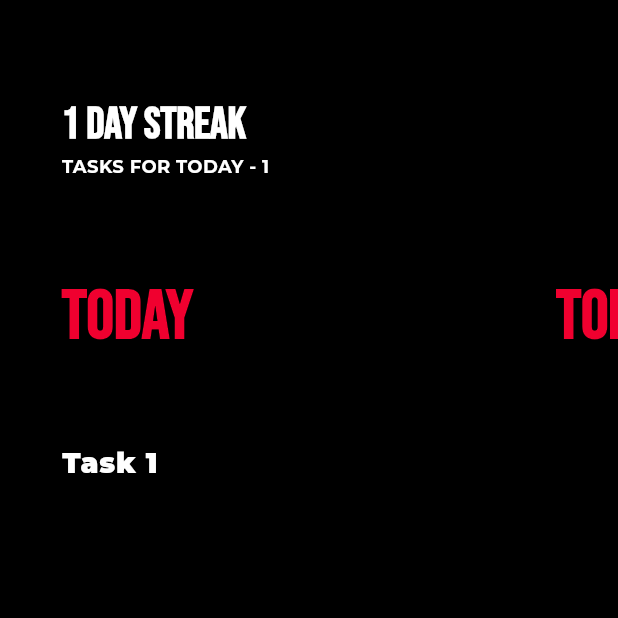
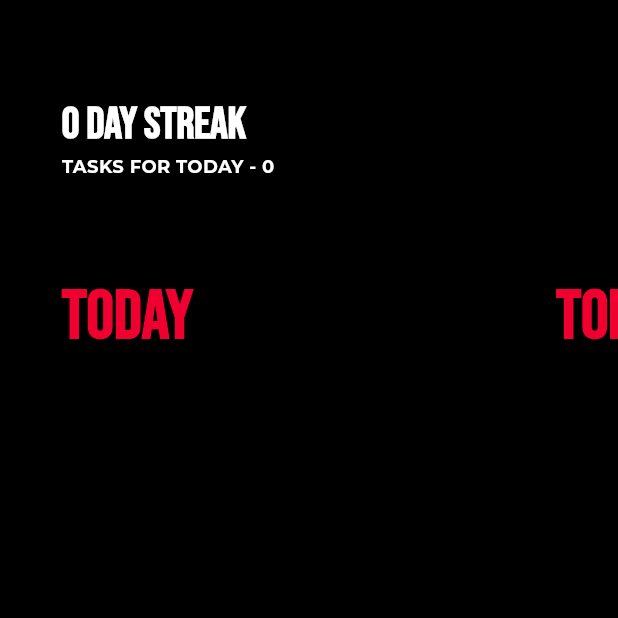
Before and after one commit to vamsi-krishna-kodimela/minimalist-to-do-app-flutter, a Flutter app: the screen it shows after launch, on a phone screen of 412 x 824 dp, the top half of it. Run offline on Flutter 3.47's test engine with Material 3 defaults, Android fonts, the light colour scheme and no system bars; our stand-ins replace google_fonts, sqflite; accounts and stored records are empty.

Commit message:
Integrated create screen with providers and style changes

```diff
--- a/lib/main.dart
+++ b/lib/main.dart
@@ -2,5 +2,6 @@ import 'package:do_it/screens/root.dart';
 import 'package:flutter/material.dart';
 
 void main() {
+
   runApp(const Root());
 }
--- a/lib/screens/root.dart
+++ b/lib/screens/root.dart
@@ -62,6 +62,11 @@ class Root extends StatelessWidget {
                   fontSize: 9.6,
                 ),
           ),
+          textSelectionTheme: TextSelectionThemeData(
+            cursorColor: kAccentColor,
+            selectionHandleColor: kAccentColor,
+            selectionColor: kAccentColor.withOpacity(0.4),
+          ),
         ),
         home: const HomeScreen(),
       ),
--- a/lib/shared/models/task_model.dart
+++ b/lib/shared/models/task_model.dart
@@ -1,11 +1,9 @@
-import 'package:uuid/uuid.dart';
+class Task {
+  int _id;
 
-class Task {
-  String _id;
+  int get id => _id;
 
-  String get id => _id;
-
-  set id(String value) {
+  set id(int value) {
     _id = value;
   }
 
@@ -28,11 +26,19 @@ class Task {
   bool isCompleted;
 
   Task({
-    String? id,
+    int? id,
     required String title,
     required String scheduledOn,
     this.isCompleted = false,
-  })  : _id = id ?? const Uuid().v1(),
+  })  : _id = id ?? DateTime.now().microsecondsSinceEpoch,
         _title = title,
         _scheduledOn = DateTime.parse(scheduledOn);
+
+  toMap() {
+    return {
+      "title": title,
+      "scheduledOn": scheduledOn.toString(),
+      "isCompleted": isCompleted ? 1 : 0
+    };
+  }
 }
--- a/lib/shared/providers/date_provider.dart
+++ b/lib/shared/providers/date_provider.dart
@@ -14,7 +14,7 @@ class DateProvider with ChangeNotifier {
   }
 
   appendNextDate() {
-    days.add(DateTime.now().add(Duration(days: days.length)));
+    days.add(days.last.add(Duration(days: 1)));
   }
 
   updateCurrentDate(int index) {
@@ -34,14 +34,14 @@ class DateProvider with ChangeNotifier {
   }
 
   String getDaysForDisplay(DateTime date) {
-    final dateDiff = date.day - days[0].day;
-    switch (dateDiff) {
+    final dateDiff = date.difference(days[0]);
+    switch (dateDiff.inDays) {
       case 0:
         return "Today";
       case 1:
         return "Tomorrow";
       default:
-        final formatter = DateFormat("dd MMM");
+        final formatter = DateFormat("dd MMM yy");
         return formatter.format(date);
     }
   }
--- a/lib/shared/providers/task_provider.dart
+++ b/lib/shared/providers/task_provider.dart
@@ -1,37 +1,32 @@
+import 'package:do_it/shared/services/sqflite_service.dart';
 import 'package:flutter/material.dart';
+import 'package:sqflite/sqflite.dart';
 
 import '../models/task_model.dart';
 
 class Tasks with ChangeNotifier {
-  List<Task> tasks = [
-    Task(
-      scheduledOn: DateTime.now().toString(),
-      title: "Task 1",
-    ),
-    Task(
-      scheduledOn: DateTime.now().add(Duration(days: 1)).toString(),
-      title: "Task 20",
-    ),
-    Task(
-      scheduledOn: DateTime.now().add(Duration(days: 1)).toString(),
-      title: "Task 21",
-    ),
-    Task(
-      scheduledOn: DateTime.now().add(Duration(days: 2)).toString(),
-      title: "Task 3",
-    ),
-    Task(
-      scheduledOn: DateTime.now().add(Duration(days: 3)).toString(),
-      title: "Task 3",
-    ),
-    Task(
-      scheduledOn: DateTime.now().add(Duration(days: 3)).toString(),
-      title: "Task 4",
-    ),
-  ];
+  List<Task> tasks = [];
+  late Database db;
 
-  saveTask(Task task) {
+  Tasks() {
+    SQFLiteService.initialize().then((db) {
+      this.db = db;
+      SQFLiteService.getAllTasks(db).then((value) {
+        print(value);
+        tasks = [...value];
+        notifyListeners();
+      });
+    });
+  }
+
+  Future<void> saveTask(Task task) async {
+    final isNew = !tasks.any((element) => element.id == task.id);
     tasks.removeWhere((Task elem) => elem.id == task.id);
+    if (isNew) {
+      task = await SQFLiteService.insert(db, task);
+    } else {
+      await SQFLiteService.update(db, task);
+    }
     tasks.add(task);
     notifyListeners();
   }
@@ -52,8 +47,8 @@ class Tasks with ChangeNotifier {
     return getTasksByDate(date).length;
   }
 
-  toggleStatus(Task task) {
+  Future<void> toggleStatus(Task task) async{
     task.isCompleted = !task.isCompleted;
-    saveTask(task);
+    await saveTask(task);
   }
 }
--- a/lib/shared/services/sqflite_service.dart
+++ b/lib/shared/services/sqflite_service.dart
@@ -1,3 +1,67 @@
-class SQFLiteService{
+import 'package:do_it/shared/models/task_model.dart';
+import 'package:sqflite/sqflite.dart';
 
+class SQFLiteService {
+  static Future<Database> initialize() async {
+    return await openDatabase(
+      'do_it_app.db',
+      version: 1,
+      onCreate: (Database db, int version) async {
+        await createTable(db);
+      },
+    );
+  }
+
+  static Future createTable(Database db) async {
+    await db.execute(
+        'CREATE TABLE Tasks (id integer primary key autoincrement, title text not null, scheduledOn TEXT, isCompleted integer not null)');
+  }
+
+  static Future<Task> insert(Database db, Task task) async {
+    task.id = await db.insert("Tasks", task.toMap());
+    print(task.id);
+    return task;
+  }
+
+  Future<Task?> getTodo(Database db, int id) async {
+    List<Map> maps = await db.query("Tasks",
+        columns: ["id", "title", "scheduledOn", "isCompleted"],
+        where: 'id = ?',
+        whereArgs: [id]);
+    if (maps.isNotEmpty) {
+      final record = maps[0];
+      return Task(
+          scheduledOn: record['scheduledOn'],
+          id: record['id'],
+          title: record['title'],
+          isCompleted: record['isCompleted']);
+    }
+    return null;
+  }
+
+  static Future<int> delete(Database db, int id) async {
+    return await db.delete("Tasks", where: '$id = ?', whereArgs: [id]);
+  }
+
+  static Future<int> update(Database db, Task task) async {
+    return await db
+        .update("Tasks", task.toMap(), where: 'id = ?', whereArgs: [task.id]);
+  }
+
+  static Future<List<Task>> getAllTasks(Database db) async {
+    List<Map<String, dynamic>> records = await db.query('Tasks');
+    print(records);
+    return records
+        .map(
+          (record) => Task(
+            scheduledOn: record['scheduledOn'],
+            id: record['id'],
+            title: record['title'],
+            isCompleted: record['isCompleted'] == 1,
+          ),
+        )
+        .toList();
+  }
+
+  Future close(Database db) async => db.close();
 }
```
Also changed, not shown: lib/screens/add_task_screen/add_task_screen.dart (+23 -9 lines), lib/screens/home_screen/components/to_do_item.dart (+14 -3 lines).
